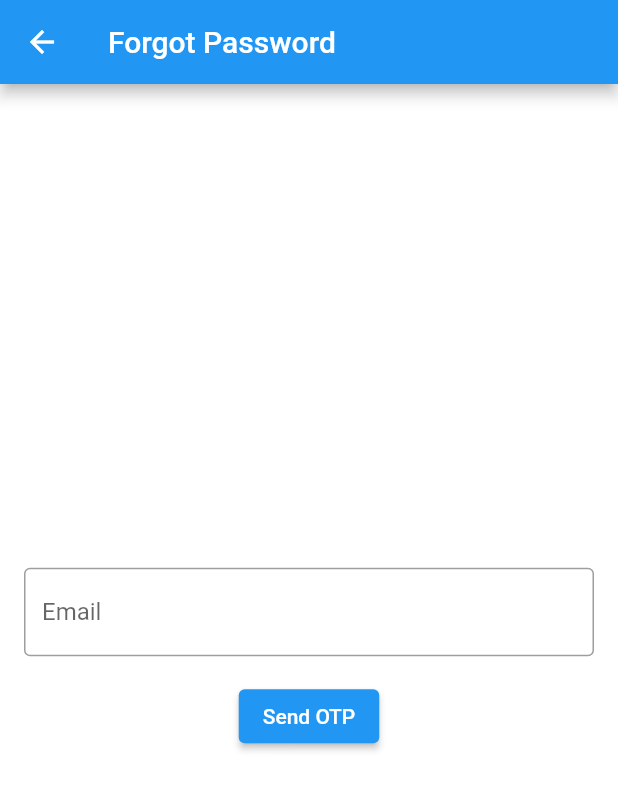
After one commit to adeebaah/Project_Whip_Up, a Flutter app: the ForgotPasswordScreen screen opened directly, after a tap on "Send OTP", on a phone screen of 412 x 824 dp. The commit adds this screen. Shown: the top 790 px of the screen. Run offline on Flutter 3.47's test engine with Material 2 defaults, Android fonts, the phone set to English and light mode, and no system bars; our stand-ins replace flutter_svg, numberpicker; network calls fail.

Commit message:
email verification, pass reset and validation

```diff
--- /dev/null
+++ b/lib/Screens/forgot_pass_screen.dart
@@ -0,0 +1,81 @@
+import 'package:flutter/material.dart';
+import 'package:http/http.dart' as http;
+import 'dart:convert';
+import 'package:whip_up/Screens/reset_pass_screen.dart';
+import 'package:numberpicker/numberpicker.dart';
+
+class ForgotPasswordScreen extends StatelessWidget {
+  final TextEditingController emailController = TextEditingController();
+  final BuildContext context;
+
+  ForgotPasswordScreen(this.context);
+
+  void sendOTP(BuildContext context) async {
+    String email = emailController.text;
+
+    print(email);
+
+    final response = await http.post(
+      Uri.parse('http://localhost:8000/send-otp'),
+      headers: {"Content-Type": "application/json"},
+      body: jsonEncode({
+        'email': email,
+      }),
+    );
+
+    print('Response: ${response.body}');
+
+    if (response.statusCode == 200) {
+      ScaffoldMessenger.of(context).showSnackBar(
+        SnackBar(
+          content: Text('OTP sent successfully'),
+          backgroundColor: Colors.green,
+        ),
+      );
+
+      // Navigate to ResetPasswordScreen
+      Navigator.push(
+        context,
+        MaterialPageRoute(
+          builder: (context) => ResetPasswordScreen(email: email),
+        ),
+      );
+    } else {
+      ScaffoldMessenger.of(context).showSnackBar(
+        SnackBar(
+          content: Text('Failed to send OTP'),
+          backgroundColor: Colors.red,
+        ),
+      );
+    }
+  }
+
+  @override
+  Widget build(BuildContext context) {
+    return Scaffold(
+      appBar: AppBar(
+        title: Text('Forgot Password'),
+      ),
+      body: Padding(
+        padding: EdgeInsets.all(16.0),
+        child: Column(
+          mainAxisAlignment: MainAxisAlignment.center,
+          children: <Widget>[
+            TextField(
+              controller: emailController,
+              decoration: InputDecoration(
+                labelText: 'Email',
+                border: OutlineInputBorder(),
+              ),
+            ),
+            SizedBox(height: 16.0),
+            ElevatedButton(
+              onPressed: () => sendOTP(context),
+              child: Text('Send OTP'),
+            ),
+          ],
+        ),
+      ),
+    );
+  }
+}
--- a/pubspec.yaml
+++ b/pubspec.yaml
@@ -4,7 +4,7 @@ description: A new Flutter project.
 version: 1.0.0+1
 
 environment:
-  sdk: '>=3.1.2 <4.0.0'
+  sdk: ">=3.1.2 <4.0.0"
 
 dependencies:
   flutter:
@@ -12,6 +12,7 @@ dependencies:
   cupertino_icons: ^1.0.2
   flutter_svg: ^2.0.7
   http: ^0.13.3
+  numberpicker: ^2.1.2
 
 dev_dependencies:
   flutter_test:
```
Also changed, not shown: lib/Screens/Login/components/body.dart (+24 -7 lines), lib/Screens/Signup/components/body.dart (+16 -26 lines), lib/Screens/reset_pass_screen.dart (added, +101 -0 lines), lib/Screens/verify_screen.dart (added, +74 -0 lines), pubspec.lock.
